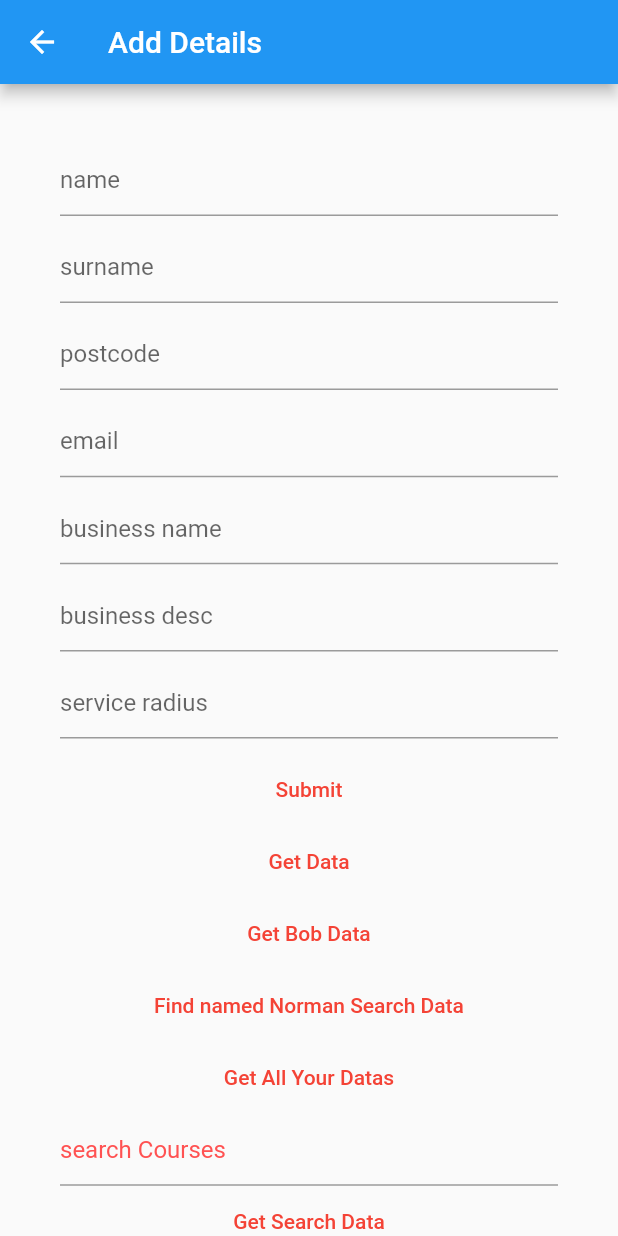
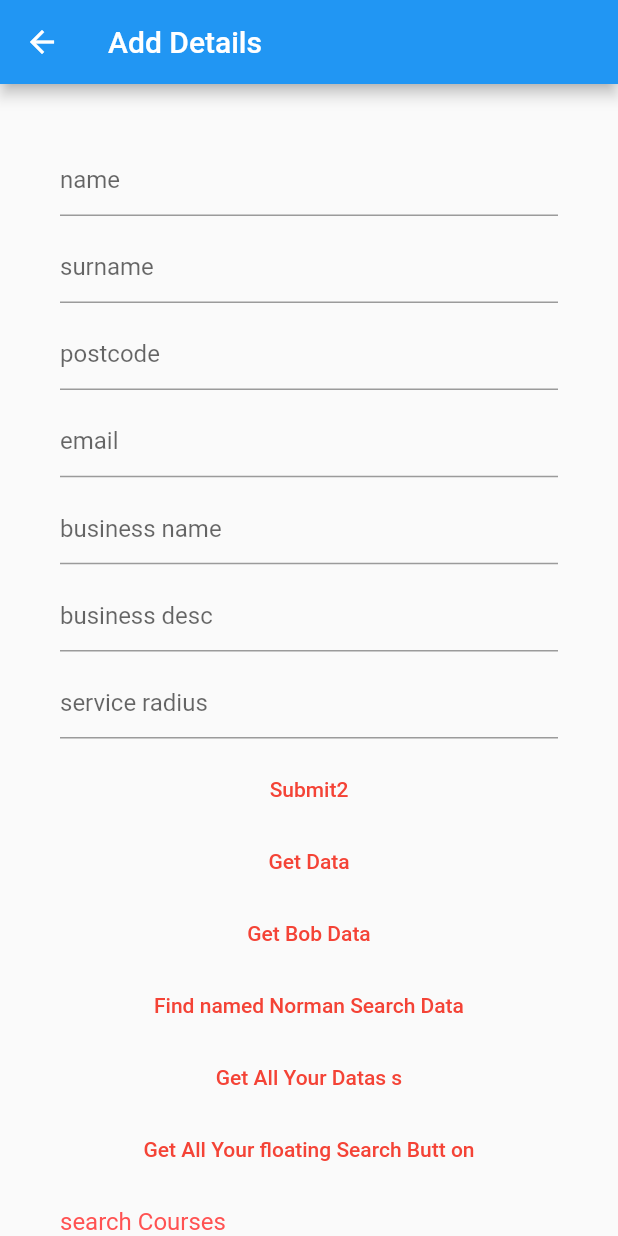
Before and after one commit to blink486/firebase_conn, a Flutter app: the AddDetails screen opened directly, on a phone screen of 412 x 824 dp. Run offline on Flutter 3.47's test engine with Material 2 defaults, Android fonts, the phone set to English and light mode, and no system bars; our stand-ins replace cloud_firestore, firebase_core, get; accounts and stored records are empty.

Commit message:
FloatingButtSearchBoxAdded

```diff
--- a/lib/screens/adddetails.dart
+++ b/lib/screens/adddetails.dart
@@ -1,6 +1,10 @@
 import 'package:cloud_firestore/cloud_firestore.dart';
 import 'package:firebase_conn/screens/getdocs.dart';
 import 'package:flutter/material.dart';
+
+import 'anothersearch.dart';
+
+// import 'anothersearch.dart';
 
 class AddDetails extends StatefulWidget {
   const AddDetails({Key? key}) : super(key: key);
@@ -99,7 +103,7 @@
                         .collection("new_biz_add")
                         .add(data);
                   },
-                  child: Text("Submit"),
+                  child: Text("Submit2"),
                 ),
                 TextButton(
                   style: TextButton.styleFrom(
@@ -168,7 +172,19 @@
                         MaterialPageRoute(
                             builder: (BuildContext context) => GetData()));
                   },
-                  child: Text("Get All Your Datas"),
+                  child: Text("Get All Your Datas s"),
+                ),
+                TextButton(
+                  style: TextButton.styleFrom(
+                    primary: Colors.red, // foreground
+                  ),
+                  onPressed: () async {
+                    Navigator.push(
+                        context,
+                        MaterialPageRoute(
+                            builder: (BuildContext context) => MyCustomForm()));
+                  },
+                  child: Text("Get All Your floating Search Butt on"),
                 ),
                 TextField(
                   style: TextStyle(color: Colors.blue),
@@ -189,7 +205,7 @@
                         .get();
                     result.docs.forEach((element) {
                       print(element.data()['f01name']);
-                      print(searchController2);
+                      // print(searchController2);
                     });
                   },
                   child: Text("Get Search Data"),
--- a/lib/screens/getdocs.dart
+++ b/lib/screens/getdocs.dart
@@ -20,7 +20,8 @@
         body: StreamBuilder(
           stream:
               FirebaseFirestore.instance.collection('new_biz_add').snapshots(),
-        builder: (BuildContext context, AsyncSnapshot<QuerySnapshot> snapshot) {
+          builder:
+              (BuildContext context, AsyncSnapshot<QuerySnapshot> snapshot) {
             if (!snapshot.hasData) {
               return Text('No Value');
             }
@@ -38,7 +39,6 @@
                   );
                 });
           },
-      ),
-    );
+        ));
   }
 }
```
Also changed, not shown: lib/screens/anothersearch.dart (added, +71 -0 lines). Lines whose indentation alone changed are shown as unchanged.
